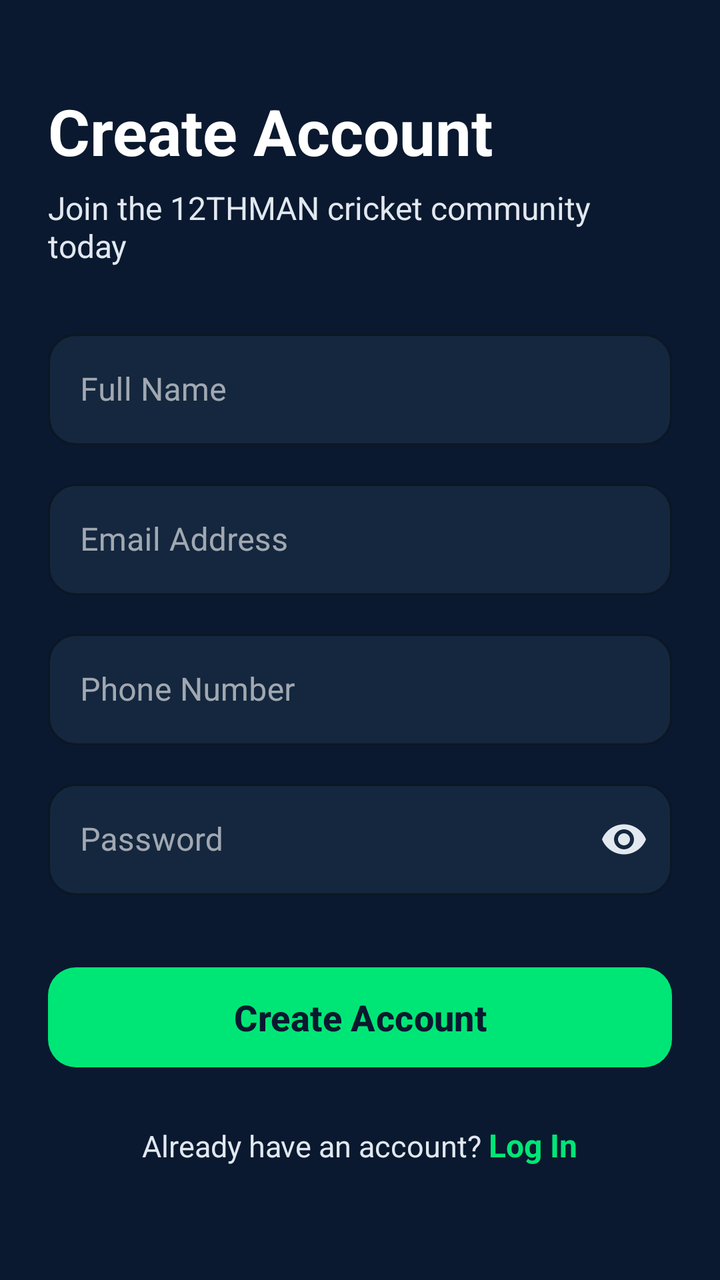
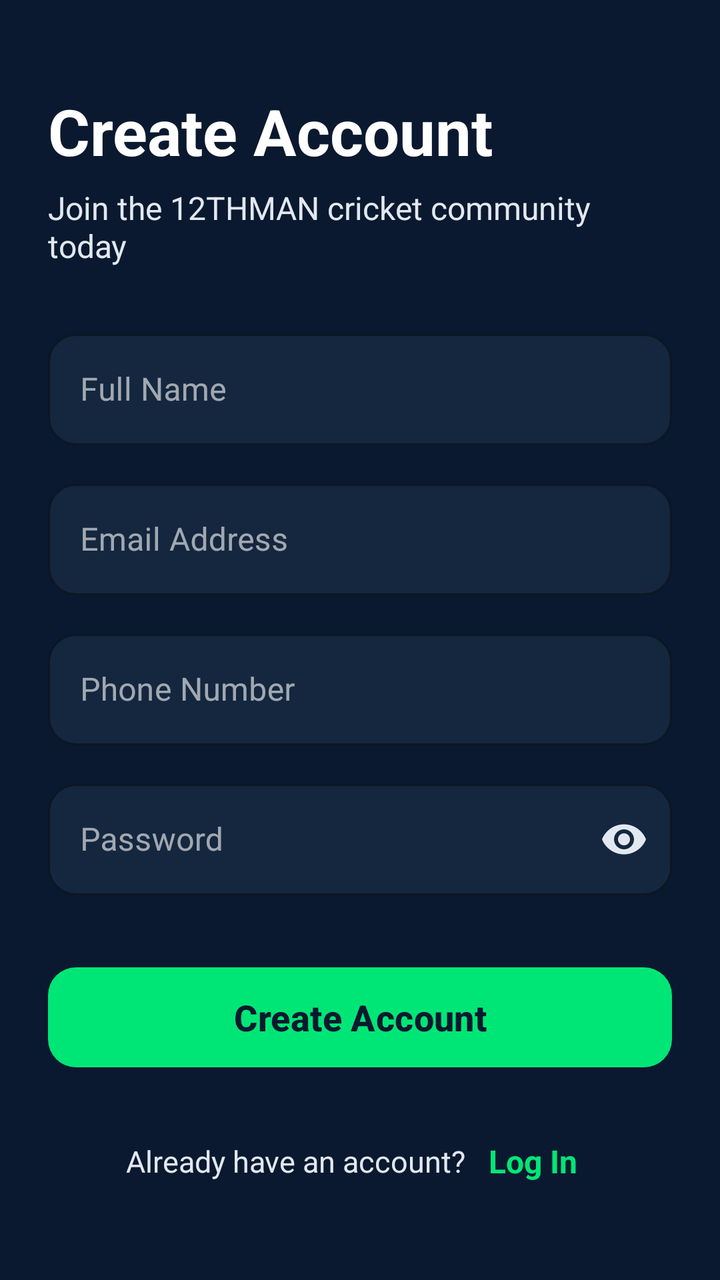

Before-and-after screenshots of an Android layout around one commit, followed by the original layout XML and the change that was made.
<!-- AndroidManifest.xml: application theme Theme.TwelveMan -->
<!-- res/layout/fragment_register.xml -->
<?xml version="1.0" encoding="utf-8"?>
<ScrollView xmlns:android="http://schemas.android.com/apk/res/android"
    xmlns:app="http://schemas.android.com/apk/res-auto"
    android:layout_width="match_parent"
    android:layout_height="match_parent"
    android:background="@color/bg_light"
    android:fillViewport="true">

    <LinearLayout
        android:layout_width="match_parent"
        android:layout_height="wrap_content"
        android:orientation="vertical"
        android:padding="24dp">

        <TextView
            android:layout_width="wrap_content"
            android:layout_height="wrap_content"
            android:layout_marginTop="20dp"
            android:text="Create Account"
            android:textColor="@color/text_primary"
            android:textSize="32sp"
            android:textStyle="bold" />

        <TextView
            android:layout_width="wrap_content"
            android:layout_height="wrap_content"
            android:layout_marginTop="6dp"
            android:text="Join the 12THMAN cricket community today"
            android:textColor="@color/text_secondary"
            android:textSize="16sp" />

        <com.google.android.material.textfield.TextInputLayout
            style="@style/Widget.MaterialComponents.TextInputLayout.OutlinedBox"
            android:layout_width="match_parent"
            android:layout_height="wrap_content"
            android:layout_marginTop="28dp"
            android:hint="Full Name"
            app:boxBackgroundColor="@color/surface_white"
            app:boxCornerRadiusBottomEnd="14dp"
            app:boxCornerRadiusBottomStart="14dp"
            app:boxCornerRadiusTopEnd="14dp"
            app:boxCornerRadiusTopStart="14dp"
            app:boxStrokeColor="@color/accent_green"
            app:hintTextColor="@color/accent_green">

            <com.google.android.material.textfield.TextInputEditText
                android:id="@+id/etFullName"
                android:layout_width="match_parent"
                android:layout_height="wrap_content"
                android:inputType="textPersonName"
                android:textColor="@color/text_primary"
                android:textSize="16sp" />
        </com.google.android.material.textfield.TextInputLayout>

        <com.google.android.material.textfield.TextInputLayout
            style="@style/Widget.MaterialComponents.TextInputLayout.OutlinedBox"
            android:layout_width="match_parent"
            android:layout_height="wrap_content"
            android:layout_marginTop="14dp"
            android:hint="Email Address"
            app:boxBackgroundColor="@color/surface_white"
            app:boxCornerRadiusBottomEnd="14dp"
            app:boxCornerRadiusBottomStart="14dp"
            app:boxCornerRadiusTopEnd="14dp"
            app:boxCornerRadiusTopStart="14dp"
            app:boxStrokeColor="@color/accent_green"
            app:hintTextColor="@color/accent_green">

            <com.google.android.material.textfield.TextInputEditText
                android:id="@+id/etEmail"
                android:layout_width="match_parent"
                android:layout_height="wrap_content"
                android:inputType="textEmailAddress"
                android:textColor="@color/text_primary"
                android:textSize="16sp" />
        </com.google.android.material.textfield.TextInputLayout>

        <com.google.android.material.textfield.TextInputLayout
            style="@style/Widget.MaterialComponents.TextInputLayout.OutlinedBox"
            android:layout_width="match_parent"
            android:layout_height="wrap_content"
            android:layout_marginTop="14dp"
            android:hint="Phone Number"
            app:boxBackgroundColor="@color/surface_white"
            app:boxCornerRadiusBottomEnd="14dp"
            app:boxCornerRadiusBottomStart="14dp"
            app:boxCornerRadiusTopEnd="14dp"
            app:boxCornerRadiusTopStart="14dp"
            app:boxStrokeColor="@color/accent_green"
            app:hintTextColor="@color/accent_green">

            <com.google.android.material.textfield.TextInputEditText
                android:id="@+id/etPhone"
                android:layout_width="match_parent"
                android:layout_height="wrap_content"
                android:inputType="phone"
                android:textColor="@color/text_primary"
                android:textSize="16sp" />
        </com.google.android.material.textfield.TextInputLayout>

        <com.google.android.material.textfield.TextInputLayout
            style="@style/Widget.MaterialComponents.TextInputLayout.OutlinedBox"
            android:layout_width="match_parent"
            android:layout_height="wrap_content"
            android:layout_marginTop="14dp"
            android:hint="Password"
            app:boxBackgroundColor="@color/surface_white"
            app:boxCornerRadiusBottomEnd="14dp"
            app:boxCornerRadiusBottomStart="14dp"
            app:boxCornerRadiusTopEnd="14dp"
            app:boxCornerRadiusTopStart="14dp"
            app:boxStrokeColor="@color/accent_green"
            app:hintTextColor="@color/accent_green"
            app:passwordToggleEnabled="true"
            app:passwordToggleTint="@color/text_secondary">

            <com.google.android.material.textfield.TextInputEditText
                android:id="@+id/etPassword"
                android:layout_width="match_parent"
                android:layout_height="wrap_content"
                android:inputType="textPassword"
                android:textColor="@color/text_primary"
                android:textSize="16sp" />
        </com.google.android.material.textfield.TextInputLayout>

        <com.google.android.material.button.MaterialButton
            android:id="@+id/btnRegister"
            android:layout_width="match_parent"
            android:layout_height="58dp"
            android:layout_marginTop="32dp"
            android:text="Create Account"
            android:textColor="@color/primary_navy"
            android:textSize="18sp"
            android:textStyle="bold"
            app:backgroundTint="@color/accent_green"
            app:cornerRadius="14dp" />

        <LinearLayout
            android:layout_width="wrap_content"
            android:layout_height="wrap_content"
            android:layout_gravity="center_horizontal"
            android:layout_marginTop="24dp"
            android:orientation="horizontal">

            <TextView
                android:layout_width="wrap_content"
                android:layout_height="wrap_content"
                android:text="Already have an account? "
                android:textColor="@color/text_secondary"
                android:textSize="15sp" />

            <TextView
                android:id="@+id/tvGoToRegister"
                android:layout_width="wrap_content"
                android:layout_height="wrap_content"
                android:text="Log In"
                android:textColor="@color/accent_green"
                android:textSize="16sp"
                android:textStyle="bold" />
        </LinearLayout>
    </LinearLayout>
</ScrollView>
<!-- resources referenced by this layout -->
<resources>
  <color name="accent_green">#00E676</color>
  <color name="bg_light">#0A192F</color>
  <color name="primary_navy">#0A192F</color>
  <color name="surface_white">#14273E</color>
  <color name="text_primary">#FFFFFF</color>
  <color name="text_secondary">#E2E8F0</color>
  <style name="Theme.TwelveMan" parent="Theme.Material3.DayNight.NoActionBar">
          
          <item name="colorPrimary">@color/accent_green</item>
          <item name="colorPrimaryVariant">@color/primary_variant</item>
          <item name="colorOnPrimary">@color/primary_navy</item>
          <item name="colorSecondary">@color/accent_gold</item>
          <item name="colorOnSecondary">@color/primary_navy</item>
          <item name="colorTertiary">@color/accent_blue</item>
          <item name="colorOnTertiary">@color/text_white</item>
          <item name="colorSurface">@color/surface_white</item>
          <item name="colorOnSurface">@color/text_primary</item>
          <item name="android:statusBarColor">@color/primary_navy</item>
          <item name="android:navigationBarColor">@color/primary_navy</item>
          <item name="android:windowBackground">@color/bg_light</item>
  
          
          <item name="android:textColorPrimary">@color/text_primary</item>
          <item name="android:textColorSecondary">@color/text_secondary</item>
          <item name="android:textColorHint">@color/text_hint</item>
  
          <item name="textAppearanceHeadlineLarge">@style/TextAppearance.TwelveMan.HeadlineLarge</item>
          <item name="textAppearanceHeadlineMedium">@style/TextAppearance.TwelveMan.HeadlineMedium</item>
          <item name="textAppearanceTitleLarge">@style/TextAppearance.TwelveMan.TitleLarge</item>
          <item name="textAppearanceBodyLarge">@style/TextAppearance.TwelveMan.BodyLarge</item>
          <item name="textAppearanceBodyMedium">@style/TextAppearance.TwelveMan.BodyMedium</item>
      </style>
  <color name="primary_variant">#14273E</color>
  <color name="accent_gold">#FFD700</color>
  <color name="accent_blue">#2979FF</color>
  <color name="text_white">#FFFFFF</color>
  <color name="text_hint">#A0AEC0</color>
  <style name="TextAppearance.TwelveMan.HeadlineLarge" parent="TextAppearance.Material3.HeadlineLarge">
          <item name="android:textSize">@dimen/text_size_hero</item>
          <item name="android:textStyle">bold</item>
          <item name="android:textColor">@color/text_primary</item>
      </style>
  <style name="TextAppearance.TwelveMan.HeadlineMedium" parent="TextAppearance.Material3.HeadlineMedium">
          <item name="android:textSize">@dimen/text_size_display</item>
          <item name="android:textStyle">bold</item>
          <item name="android:textColor">@color/text_primary</item>
      </style>
  <style name="TextAppearance.TwelveMan.TitleLarge" parent="TextAppearance.Material3.TitleLarge">
          <item name="android:textSize">@dimen/text_size_headline</item>
          <item name="android:textStyle">bold</item>
          <item name="android:textColor">@color/text_primary</item>
      </style>
  <style name="TextAppearance.TwelveMan.BodyLarge" parent="TextAppearance.Material3.BodyLarge">
          <item name="android:textSize">@dimen/text_size_body</item>
          <item name="android:textColor">@color/text_primary</item>
      </style>
  <style name="TextAppearance.TwelveMan.BodyMedium" parent="TextAppearance.Material3.BodyMedium">
          <item name="android:textSize">@dimen/text_size_body_secondary</item>
          <item name="android:textColor">@color/text_secondary</item>
      </style>
  <dimen name="text_size_hero">34sp</dimen>
  <dimen name="text_size_display">28sp</dimen>
  <dimen name="text_size_headline">24sp</dimen>
  <dimen name="text_size_body">16sp</dimen>
  <dimen name="text_size_body_secondary">15sp</dimen>
</resources>

<!-- the commit's change to res/layout/fragment_register.xml (unified diff, before → after) -->
@@ -4,7 +4,9 @@
     android:layout_width="match_parent"
     android:layout_height="match_parent"
     android:background="@color/bg_light"
-    android:fillViewport="true">
+    android:clipToPadding="false"
+    android:fillViewport="true"
+    android:paddingBottom="36dp">
 
     <LinearLayout
         android:layout_width="match_parent"
@@ -47,7 +49,9 @@
                 android:id="@+id/etFullName"
                 android:layout_width="match_parent"
                 android:layout_height="wrap_content"
+                android:imeOptions="actionNext"
                 android:inputType="textPersonName"
+                android:singleLine="true"
                 android:textColor="@color/text_primary"
                 android:textSize="16sp" />
         </com.google.android.material.textfield.TextInputLayout>
@@ -70,7 +74,9 @@
                 android:id="@+id/etEmail"
                 android:layout_width="match_parent"
                 android:layout_height="wrap_content"
+                android:imeOptions="actionNext"
                 android:inputType="textEmailAddress"
+                android:singleLine="true"
                 android:textColor="@color/text_primary"
                 android:textSize="16sp" />
         </com.google.android.material.textfield.TextInputLayout>
@@ -93,7 +99,9 @@
                 android:id="@+id/etPhone"
                 android:layout_width="match_parent"
                 android:layout_height="wrap_content"
+                android:imeOptions="actionNext"
                 android:inputType="phone"
+                android:singleLine="true"
                 android:textColor="@color/text_primary"
                 android:textSize="16sp" />
         </com.google.android.material.textfield.TextInputLayout>
@@ -118,7 +126,9 @@
                 android:id="@+id/etPassword"
                 android:layout_width="match_parent"
                 android:layout_height="wrap_content"
+                android:imeOptions="actionDone"
                 android:inputType="textPassword"
+                android:singleLine="true"
                 android:textColor="@color/text_primary"
                 android:textSize="16sp" />
         </com.google.android.material.textfield.TextInputLayout>
@@ -128,6 +138,7 @@
             android:layout_width="match_parent"
             android:layout_height="58dp"
             android:layout_marginTop="32dp"
+            android:foreground="?attr/selectableItemBackground"
             android:text="Create Account"
             android:textColor="@color/primary_navy"
             android:textSize="18sp"
@@ -140,6 +151,7 @@
             android:layout_height="wrap_content"
             android:layout_gravity="center_horizontal"
             android:layout_marginTop="24dp"
+            android:gravity="center_vertical"
             android:orientation="horizontal">
 
             <TextView
@@ -153,6 +165,10 @@
                 android:id="@+id/tvGoToRegister"
                 android:layout_width="wrap_content"
                 android:layout_height="wrap_content"
+                android:background="?attr/selectableItemBackgroundBorderless"
+                android:clickable="true"
+                android:focusable="true"
+                android:padding="8dp"
                 android:text="Log In"
                 android:textColor="@color/accent_green"
                 android:textSize="16sp"
